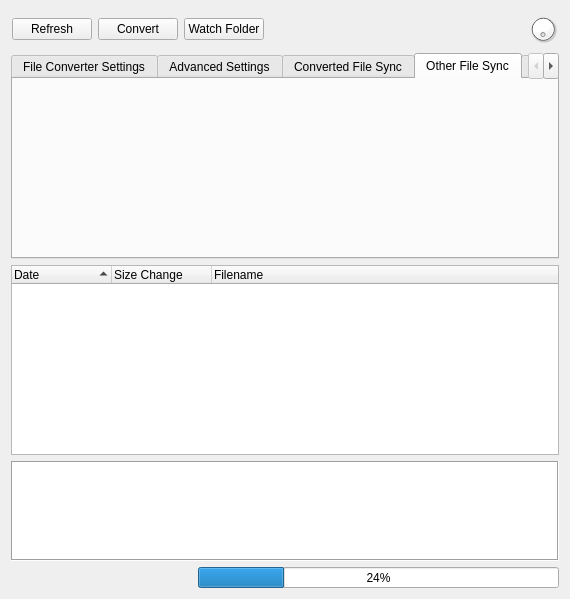
First picture: the form in src/mzwatcher/mzWatcherGui.ui, repository eugenemel/maven, before the edit.
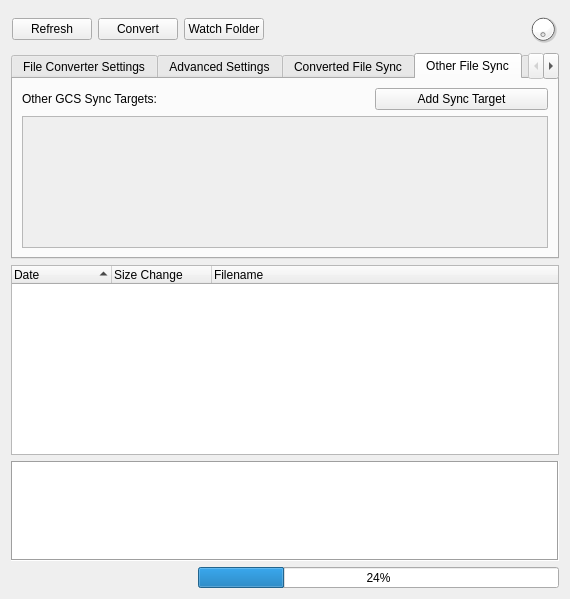
Second picture: the form after the edit. The open tabs and pages were chosen to show the change. Icons and pictures are not drawn.

Commit message: Issue 868: Created stubbed tab widgets for other sync targets.

What changed in the file:
```diff
--- a/src/mzwatcher/mzWatcherGui.ui
+++ b/src/mzwatcher/mzWatcherGui.ui
@@ -458,6 +458,36 @@
       <attribute name="title">
        <string>Other File Sync</string>
       </attribute>
+      <layout class="QGridLayout" name="gridLayout_otherFileSync">
+       <item row="0" column="0" colspan="2">
+        <widget class="QLabel" name="label_otherFileSync">
+         <property name="text">
+          <string>Other GCS Sync Targets:</string>
+         </property>
+        </widget>
+       </item>
+       <item row="0" column="2">
+        <widget class="QPushButton" name="addOtherSyncTargetButton">
+         <property name="text">
+          <string>Add Sync Target</string>
+         </property>
+        </widget>
+       </item>
+       <item row="1" column="0" colspan="3">
+        <widget class="QScrollArea" name="otherSyncTargetsScrollArea">
+         <property name="widgetResizable">
+          <bool>true</bool>
+         </property>
+         <widget class="QWidget" name="otherSyncTargetsContainer">
+          <layout class="QVBoxLayout" name="otherSyncTargetsContainerLayout">
+           <property name="margin">
+            <number>0</number>
+           </property>
+          </layout>
+         </widget>
+        </widget>
+       </item>
+      </layout>
      </widget>
      <widget class="QWidget" name="tab_3">
       <attribute name="title">
```
Left out of the diff: 2 changed lines with no effect on the pictures. The commit also changes 2 other files.
